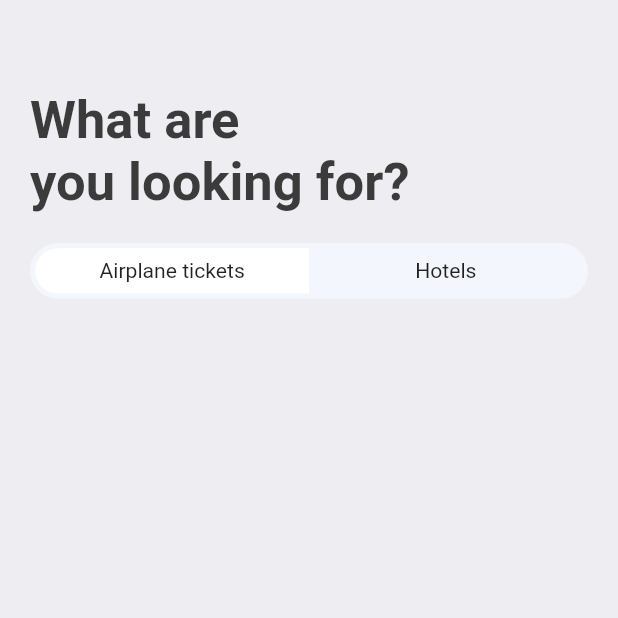
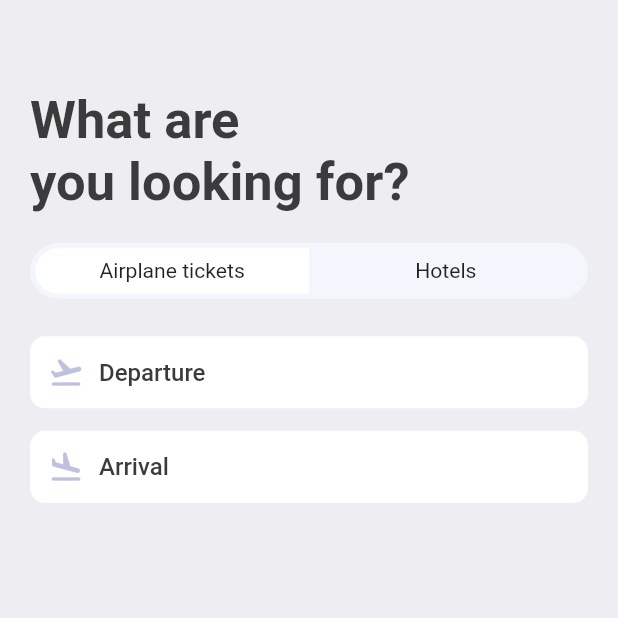
Before and after one commit to gnulitskaya/tickets-booking--app, a Flutter app: the SearchScreen screen opened directly, on a phone screen of 412 x 824 dp, the top half of it. Run offline on Flutter 3.47's test engine with Material 2 defaults, Android fonts, the phone set to English and light mode, and no system bars; our stand-ins replace fluentui_icons, gap, get.

Commit message:
add text widget

```diff
--- a/lib/screens/search_screen.dart
+++ b/lib/screens/search_screen.dart
@@ -1,5 +1,6 @@
 import 'package:booktickets/utils/app_layout.dart';
 import 'package:booktickets/utils/app_styles.dart';
+import 'package:booktickets/widgets/icon_text_widget.dart';
 import 'package:flutter/material.dart';
 import 'package:flutter/src/widgets/container.dart';
 import 'package:flutter/src/widgets/framework.dart';
@@ -57,6 +58,16 @@ class SearchScreen extends StatelessWidget {
                   color: const Color(0xFFF4F6FD)),
             ),
           ),
+          Gap(AppLayout.getHeight(25)),
+          AppIconText(
+            text: 'Departure',
+            icon: Icons.flight_takeoff_rounded,
+          ),
+          Gap(AppLayout.getHeight(15)),
+          AppIconText(
+            text: 'Arrival',
+            icon: Icons.flight_land_rounded,
+          ),
         ],
       ),
     );
--- /dev/null
+++ b/lib/widgets/icon_text_widget.dart
@@ -0,0 +1,39 @@
+import 'package:flutter/material.dart';
+import 'package:flutter/src/widgets/container.dart';
+import 'package:flutter/src/widgets/framework.dart';
+import 'package:flutter/widgets.dart';
+import 'package:gap/gap.dart';
+
+import '../utils/app_layout.dart';
+import '../utils/app_styles.dart';
+
+class AppIconText extends StatelessWidget {
+  final IconData icon;
+  final String text;
+  const AppIconText({super.key, required this.icon, required this.text});
+
+  @override
+  Widget build(BuildContext context) {
+    return Container(
+      padding: EdgeInsets.symmetric(
+          vertical: AppLayout.getWidth(12),
+          horizontal: AppLayout.getHeight(12)),
+      decoration: BoxDecoration(
+          color: Colors.white,
+          borderRadius: BorderRadius.circular(AppLayout.getHeight(10))),
+      child: Row(
+        children: [
+          Icon(
+            icon,
+            color: const Color(0xFFBFC2DF),
+          ),
+          Gap(AppLayout.getHeight(10)),
+          Text(
+            text,
+            style: Styles.textStyle,
+          )
+        ],
+      ),
+    );
+  }
+}
```
